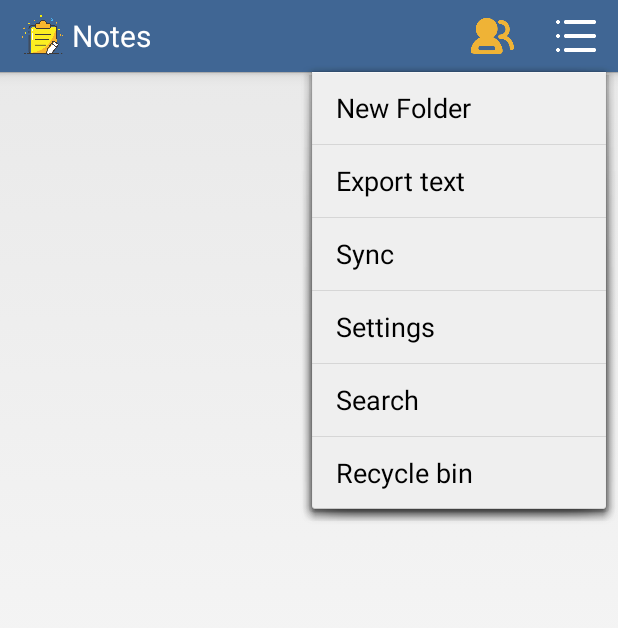
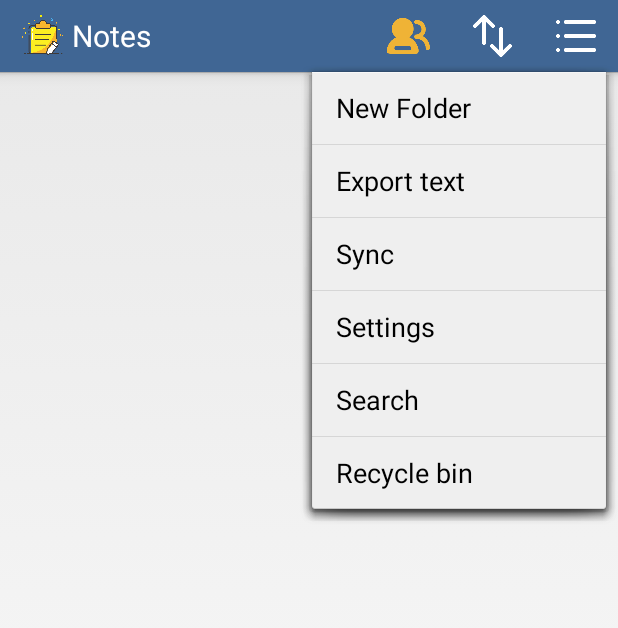
Before and after one commit to JoeyShiehh/NotesApp, an Android app: the screen it shows after launch (NotesListActivity), after a tap on "More", on a phone screen of 412 x 824 dp. Shown: the top 628 px of the screen. Run offline under Robolectric (Android 15) with nearby library versions, the phone set to English and light mode, and no system bars; libraries missing offline, so code that uses them is left out: cn.refactor.lib; 12 statements that could not run were skipped.

Commit message:
add icon

```diff
--- a/app/build.gradle
+++ b/app/build.gradle
@@ -7,7 +7,7 @@ android {
 
     defaultConfig {
         applicationId "net.micode.notes"
-        minSdkVersion 15
+        minSdkVersion 25
         //noinspection ExpiredTargetSdkVersion
         targetSdkVersion 29
     }
--- a/app/src/main/java/net/micode/notes/data/NotesDatabaseHelper.java
+++ b/app/src/main/java/net/micode/notes/data/NotesDatabaseHelper.java
@@ -103,7 +103,7 @@ public class NotesDatabaseHelper extends SQLiteOpenHelper {
         " AFTER UPDATE OF " + NoteColumns.PARENT_ID + " ON " + TABLE.NOTE +
         " BEGIN " +
         "  UPDATE " + TABLE.NOTE +
-        "   SET " + NoteColumns.NOTES_COUNT + "=" + NoteColumns.NOTES_COUNT + "-1" +
+        "   SET " + NoteColumns.NOTES_COUNT + "=" + NoteColumns.NOTES_COUNT + "-1" + "," + NoteColumns.DELETE_DATE + "=" +"(strftime('%s','now') * 1000)"+
         "  WHERE " + NoteColumns.ID + "=old." + NoteColumns.PARENT_ID +
         "  AND " + NoteColumns.NOTES_COUNT + ">0" + ";" +
         " END";
--- a/app/src/main/java/net/micode/notes/data/NotesProvider.java
+++ b/app/src/main/java/net/micode/notes/data/NotesProvider.java
@@ -152,7 +152,7 @@ public class NotesProvider extends ContentProvider {
 
     @Override
     public Uri insert(Uri uri, ContentValues values) {
-        Log.d(TAG,"db delete");
+        Log.d(TAG,"db insert");
         SQLiteDatabase db = mHelper.getWritableDatabase();
         long dataId = 0, noteId = 0, insertedId = 0;
         switch (mMatcher.match(uri)) {
--- a/app/src/main/java/net/micode/notes/ui/NotesListActivity.java
+++ b/app/src/main/java/net/micode/notes/ui/NotesListActivity.java
@@ -361,6 +361,11 @@ public class NotesListActivity extends Activity implements OnClickListener, OnIt
                                 public void onClick(DialogInterface dialog,
                                                     int which) {
                                     batchDelete();
+                                    if(!isInRecycleBin){
+                                        Toast.makeText(NotesListActivity.this, string.moveto_bin,Toast.LENGTH_LONG).show();
+                                    }else {
+                                        Toast.makeText(NotesListActivity.this, string.deep_delete,Toast.LENGTH_LONG).show();
+                                    }
                                 }
                             });
                     builder.setNegativeButton(android.R.string.cancel, null);
@@ -371,6 +376,7 @@ public class NotesListActivity extends Activity implements OnClickListener, OnIt
                     break;
                 case id.restore:
                     DataUtils.batchMoveToFolder(mContentResolver, mNotesListAdapter.getSelectedItemIds(), Notes.ID_ROOT_FOLDER);
+                    Toast.makeText(NotesListActivity.this, string.successful_recovery,Toast.LENGTH_LONG).show();
                 default:
                     return false;
             }
@@ -558,10 +564,10 @@ public class NotesListActivity extends Activity implements OnClickListener, OnIt
             // if not synced, delete folder directly
 //            DataUtils.batchDeleteNotes(mContentResolver, ids);
             if (isInRecycleBin) {
-                Toast.makeText(NotesListActivity.this, "已彻底删除", Toast.LENGTH_LONG).show();
+                Toast.makeText(NotesListActivity.this, string.deep_delete, Toast.LENGTH_LONG).show();
                 DataUtils.batchDeleteNotes(mContentResolver, ids);
             } else {
-                Toast.makeText(NotesListActivity.this, "已删除，可在回收站恢复", Toast.LENGTH_LONG).show();
+                Toast.makeText(NotesListActivity.this, string.moveto_bin, Toast.LENGTH_LONG).show();
                 DataUtils.batchMoveToFolder(mContentResolver, ids, Notes.ID_TRASH_FOLER);
             }
         } else {
--- a/app/src/main/res/menu/note_list.xml
+++ b/app/src/main/res/menu/note_list.xml
@@ -25,6 +25,25 @@
         android:orderInCategory="0"
         android:showAsAction="always"
         tools:ignore="AppCompatResource"/>
+    <item
+        android:id="@+id/sort"
+        android:title="@string/sortway"
+        android:icon="@drawable/sorticon"
+        android:orderInCategory="0"
+        android:showAsAction="always"
+        tools:ignore="AppCompatResource">
+        <menu>
+            <item
+                android:id="@+id/normally"
+                android:title="创建日期排序"/>
+
+            <item
+                android:id="@+id/with_star"
+                android:title="星标排序"/>
+
+        </menu>
+    </item>
+
     <item
         android:id="@+id/note_list_moreaction"
         android:title="More"
--- a/app/src/main/res/values/strings.xml
+++ b/app/src/main/res/values/strings.xml
@@ -136,5 +136,9 @@
         <item quantity="other"><xliff:g id="number" example="15">%1$s</xliff:g> results for \"<xliff:g id="search" example="???">%2$s</xliff:g>\"</item>
     </plurals>
     <string name="recover">recover</string>
+    <string name="moveto_bin">Moved to the recycle bin</string>
+    <string name="deep_delete">Deleted, the operation is not recoverable</string>
+    <string name="successful_recovery">Successful recovery</string>
+    <string name="sortway">Sort Way</string>
 
 </resources>
```
Also changed, not shown: app/src/main/res/drawable-hdpi/sorticon.png (added), 88 other files.
